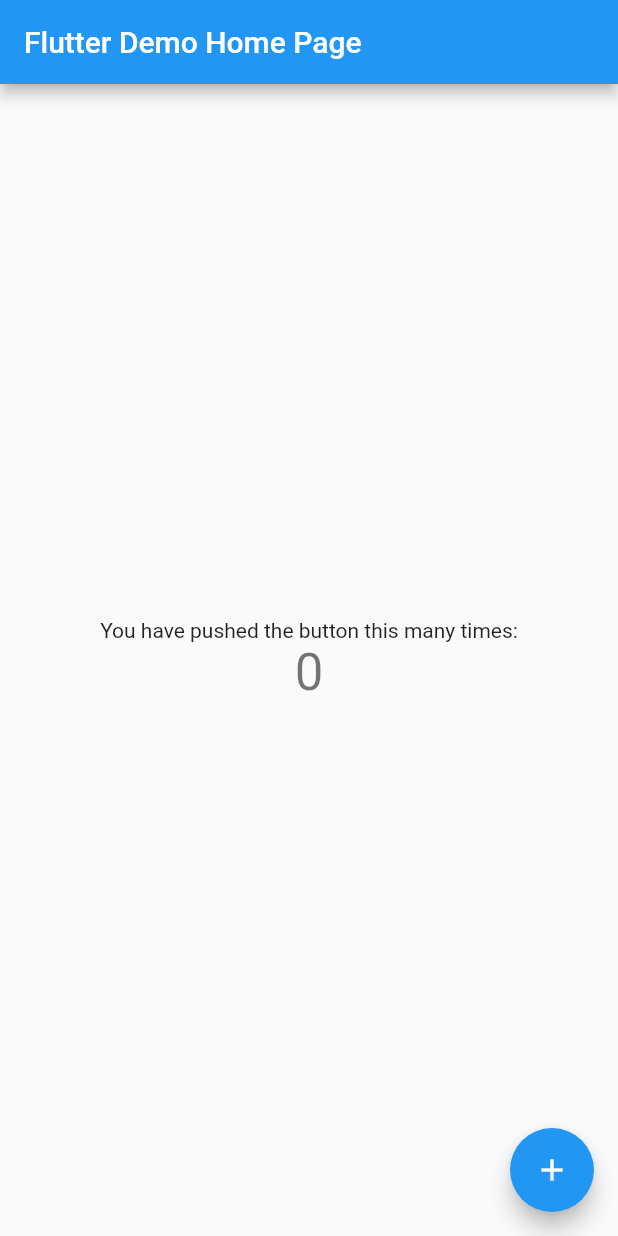
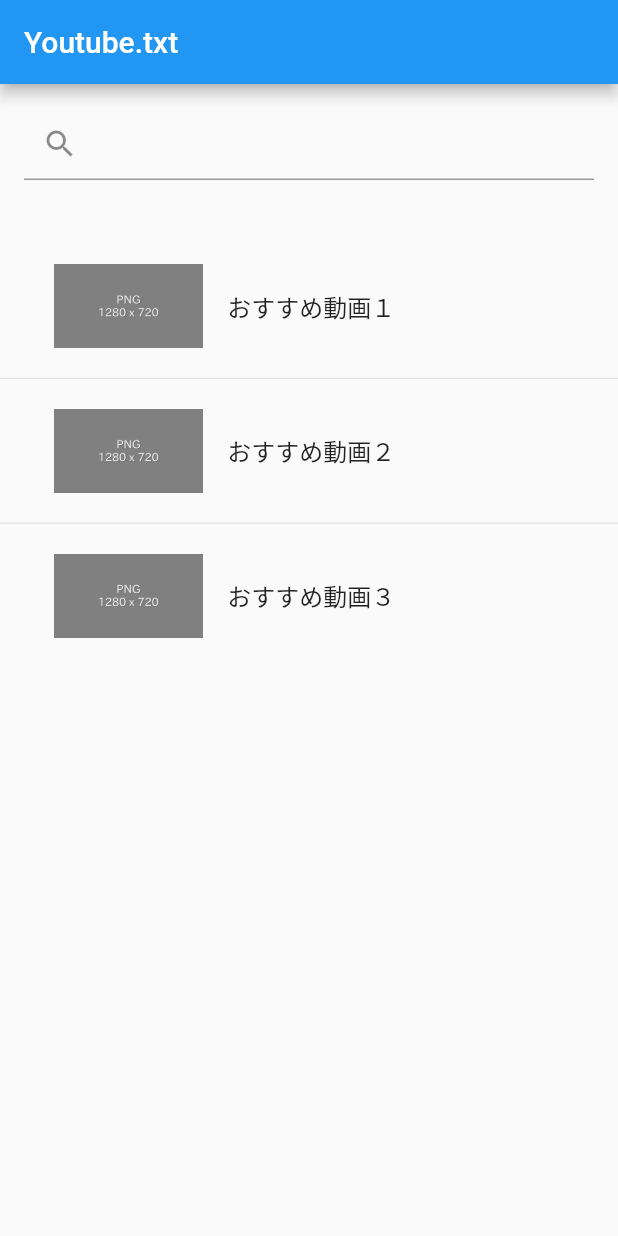
Before and after one commit to K-Hayashi884/Practice-of-Information-Systems-2nd-frontend, a Flutter app: the screen it shows after launch, on a phone screen of 412 x 824 dp. Run offline on Flutter 3.47's test engine with Material 2 defaults, Android fonts, the phone set to English and light mode, and no system bars.

Commit message:
top画面 リストの実装

```diff
--- a/youtube_txt/lib/main.dart
+++ b/youtube_txt/lib/main.dart
@@ -1,115 +1,19 @@
 import 'package:flutter/material.dart';
+import 'package:youtube_txt/top.dart';
 
-void main() {
-  runApp(const MyApp());
-}
+void main() => runApp(MyApp());
 
 class MyApp extends StatelessWidget {
-  const MyApp({super.key});
-
-  // This widget is the root of your application.
   @override
   Widget build(BuildContext context) {
     return MaterialApp(
-      title: 'Flutter Demo',
+      title: 'SafeArea Sample',
       theme: ThemeData(
-        // This is the theme of your application.
-        //
-        // Try running your application with "flutter run". You'll see the
-        // application has a blue toolbar. Then, without quitting the app, try
-        // changing the primarySwatch below to Colors.green and then invoke
-        // "hot reload" (press "r" in the console where you ran "flutter run",
-        // or simply save your changes to "hot reload" in a Flutter IDE).
-        // Notice that the counter didn't reset back to zero; the application
-        // is not restarted.
-        primarySwatch: Colors.blue,
+        primaryColor: Colors.white,
       ),
-      home: const MyHomePage(title: 'Flutter Demo Home Page'),
+      routes: {
+        '/': (context) => TopPage(),
+      },
     );
   }
 }
-
-class MyHomePage extends StatefulWidget {
-  const MyHomePage({super.key, required this.title});
-
-  // This widget is the home page of your application. It is stateful, meaning
-  // that it has a State object (defined below) that contains fields that affect
-  // how it looks.
-
-  // This class is the configuration for the state. It holds the values (in this
-  // case the title) provided by the parent (in this case the App widget) and
-  // used by the build method of the State. Fields in a Widget subclass are
-  // always marked "final".
-
-  final String title;
-
-  @override
-  State<MyHomePage> createState() => _MyHomePageState();
-}
-
-class _MyHomePageState extends State<MyHomePage> {
-  int _counter = 0;
-
-  void _incrementCounter() {
-    setState(() {
-      // This call to setState tells the Flutter framework that something has
-      // changed in this State, which causes it to rerun the build method below
-      // so that the display can reflect the updated values. If we changed
-      // _counter without calling setState(), then the build method would not be
-      // called again, and so nothing would appear to happen.
-      _counter++;
-    });
-  }
-
-  @override
-  Widget build(BuildContext context) {
-    // This method is rerun every time setState is called, for instance as done
-    // by the _incrementCounter method above.
-    //
-    // The Flutter framework has been optimized to make rerunning build methods
-    // fast, so that you can just rebuild anything that needs updating rather
-    // than having to individually change instances of widgets.
-    return Scaffold(
-      appBar: AppBar(
-        // Here we take the value from the MyHomePage object that was created by
-        // the App.build method, and use it to set our appbar title.
-        title: Text(widget.title),
-      ),
-      body: Center(
-        // Center is a layout widget. It takes a single child and positions it
-        // in the middle of the parent.
-        child: Column(
-          // Column is also a layout widget. It takes a list of children and
-          // arranges them vertically. By default, it sizes itself to fit its
-          // children horizontally, and tries to be as tall as its parent.
-          //
-          // Invoke "debug painting" (press "p" in the console, choose the
-          // "Toggle Debug Paint" action from the Flutter Inspector in Android
-          // Studio, or the "Toggle Debug Paint" command in Visual Studio Code)
-          // to see the wireframe for each widget.
-          //
-          // Column has various properties to control how it sizes itself and
-          // how it positions its children. Here we use mainAxisAlignment to
-          // center the children vertically; the main axis here is the vertical
-          // axis because Columns are vertical (the cross axis would be
-          // horizontal).
-          mainAxisAlignment: MainAxisAlignment.center,
-          children: <Widget>[
-            const Text(
-              'You have pushed the button this many times:',
-            ),
-            Text(
-              '$_counter',
-              style: Theme.of(context).textTheme.headlineMedium,
-            ),
-          ],
-        ),
-      ),
-      floatingActionButton: FloatingActionButton(
-        onPressed: _incrementCounter,
-        tooltip: 'Increment',
-        child: const Icon(Icons.add),
-      ), // This trailing comma makes auto-formatting nicer for build methods.
-    );
-  }
-}
--- /dev/null
+++ b/youtube_txt/lib/top.dart
@@ -0,0 +1,86 @@
+import 'package:flutter/material.dart';
+
+class TopPage extends StatefulWidget {
+  const TopPage({super.key});
+
+  @override
+  State<TopPage> createState() => _TopPageState();
+}
+
+class _TopPageState extends State<TopPage> {
+  String _text = "";
+
+  @override
+  Widget build(BuildContext context) {
+    return Scaffold(
+      appBar: AppBar(
+        title: const Text("Youtube.txt"),
+      ),
+      body: SingleChildScrollView(
+        child: Column(
+          children: [
+            const Padding(
+              padding: EdgeInsets.all(16),
+              child: TextField(
+                decoration: InputDecoration(prefixIcon: Icon(Icons.search)),
+                // onChanged: (value) {
+                //   setState(() {
+                //     _text = value;
+                //   });
+                // },
+              ),
+            ),
+            VideoList([
+              VideoListTile(
+                  Image.asset("images/dummy_thumbnail.png"), "おすすめ動画１"),
+              VideoListTile(
+                  Image.asset("images/dummy_thumbnail.png"), "おすすめ動画２"),
+              VideoListTile(
+                  Image.asset("images/dummy_thumbnail.png"), "おすすめ動画３"),
+            ])
+          ],
+        ),
+      ),
+    );
+  }
+}
+
+class VideoList extends StatelessWidget {
+  final List<VideoListTile> videos;
+
+  const VideoList(this.videos, {super.key});
+
+  @override
+  Widget build(BuildContext context) {
+    return ListView.separated(
+      padding: const EdgeInsets.only(top: 20.0),
+      itemBuilder: (context, index) => Container(
+        padding: const EdgeInsets.all(20.0),
+        alignment: Alignment.centerLeft,
+        child: videos[index],
+      ),
+      separatorBuilder: (context, index) {
+        return const Divider(height: 0.5);
+      },
+      itemCount: videos.length,
+      scrollDirection: Axis.vertical,
+      shrinkWrap: true,
+      physics: NeverScrollableScrollPhysics(),
+    );
+  }
+}
+
+class VideoListTile extends StatelessWidget {
+  final Image image;
+  final String title;
+
+  const VideoListTile(this.image, this.title, {super.key});
+
+  @override
+  Widget build(BuildContext context) {
+    return ListTile(
+      leading: Container(height: 120, child: image),
+      title: Text(title),
+    );
+  }
+}
```
Also changed, not shown: youtube_txt/pubspec.yaml (+5 -4 lines), youtube_txt/images/dummy_thumbnail.png (added), 1 other file.
